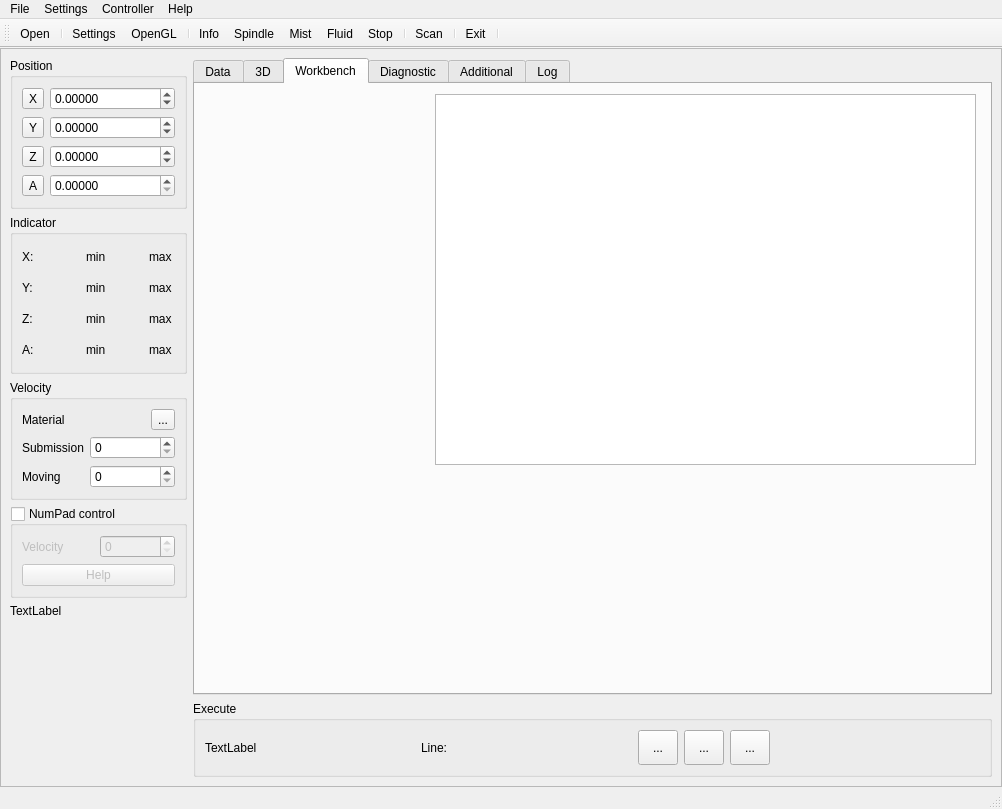
Before: the Qt Designer form sources/forms/MainWindow.ui in eduard-x/cnc-qt, drawn with Qt 5.
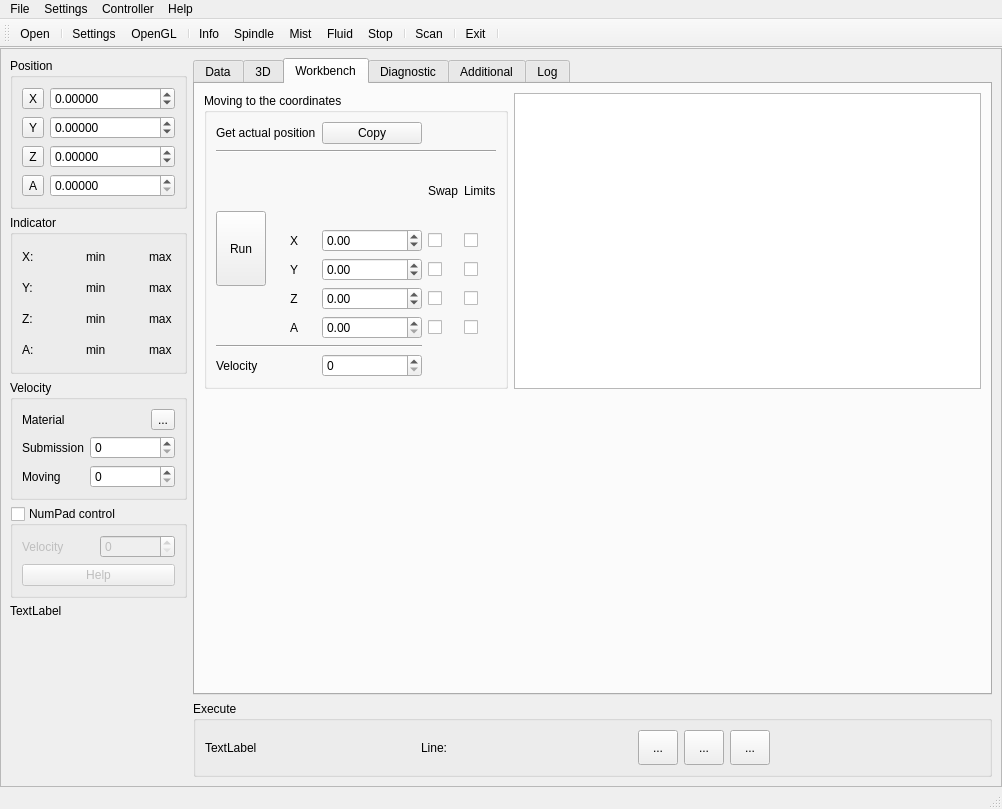
After: the same form once the commit is applied. The open tabs and pages were chosen to show the change. Icons and pictures are not drawn.

Diff of the .ui file:
```diff
--- a/sources/forms/MainWindow.ui
+++ b/sources/forms/MainWindow.ui
@@ -893,16 +893,336 @@
             <attribute name="title">
              <string>Workbench</string>
             </attribute>
-            <widget class="QGraphicsView" name="graphicsView">
-             <property name="geometry">
-              <rect>
-               <x>240</x>
-               <y>10</y>
-               <width>541</width>
-               <height>371</height>
-              </rect>
-             </property>
-            </widget>
+            <layout class="QGridLayout" name="gridLayout_17">
+             <item row="0" column="1">
+              <widget class="QGraphicsView" name="graphicsView"/>
+             </item>
+             <item row="0" column="0">
+              <widget class="QGroupBox" name="groupBoxMoving">
+               <property name="sizePolicy">
+                <sizepolicy hsizetype="Minimum" vsizetype="MinimumExpanding">
+                 <horstretch>0</horstretch>
+                 <verstretch>0</verstretch>
+                </sizepolicy>
+               </property>
+               <property name="title">
+                <string>Moving to the coordinates</string>
+               </property>
+               <layout class="QGridLayout" name="gridLayout_8">
+                <item row="3" column="1">
+                 <widget class="QLabel" name="label_26">
+                  <property name="text">
+                   <string>X</string>
+                  </property>
+                  <property name="alignment">
+                   <set>Qt::AlignCenter</set>
+                  </property>
+                 </widget>
+                </item>
+                <item row="3" column="2">
+                 <widget class="QDoubleSpinBox" name="doubleSpinMoveX">
+                  <property name="minimumSize">
+                   <size>
+                    <width>100</width>
+                    <height>0</height>
+                   </size>
+                  </property>
+                  <property name="maximumSize">
+                   <size>
+                    <width>100</width>
+                    <height>16777215</height>
+                   </size>
+                  </property>
+                  <property name="minimum">
+                   <double>-999.990000000000009</double>
+                  </property>
+                  <property name="maximum">
+                   <double>999.990000000000009</double>
+                  </property>
+                 </widget>
+                </item>
+                <item row="4" column="1">
+                 <widget class="QLabel" name="label_25">
+                  <property name="text">
+                   <string>Y</string>
+                  </property>
+                  <property name="alignment">
+                   <set>Qt::AlignCenter</set>
+                  </property>
+                 </widget>
+                </item>
+                <item row="4" column="2">
+                 <widget class="QDoubleSpinBox" name="doubleSpinMoveY">
+                  <property name="minimumSize">
+                   <size>
+                    <width>100</width>
+                    <height>0</height>
+                   </size>
+                  </property>
+                  <property name="maximumSize">
+                   <size>
+                    <width>100</width>
+                    <height>16777215</height>
+                   </size>
+                  </property>
+                  <property name="minimum">
+                   <double>-999.990000000000009</double>
+                  </property>
+                  <property name="maximum">
+                   <double>999.990000000000009</double>
+                  </property>
+                 </widget>
+                </item>
+                <item row="5" column="1">
+                 <widget class="QLabel" name="label_27">
+                  <property name="text">
+                   <string>Z</string>
+                  </property>
+                  <property name="alignment">
+                   <set>Qt::AlignCenter</set>
+                  </property>
+                 </widget>
+                </item>
+                <item row="5" column="2">
+                 <widget class="QDoubleSpinBox" name="doubleSpinMoveZ">
+                  <property name="minimumSize">
+                   <size>
+                    <width>100</width>
+                    <height>0</height>
+                   </size>
+                  </property>
+                  <property name="maximumSize">
+                   <size>
+                    <width>100</width>
+                    <height>16777215</height>
+                   </size>
+                  </property>
+                  <property name="minimum">
+                   <double>-999.990000000000009</double>
+                  </property>
+                  <property name="maximum">
+                   <double>999.990000000000009</double>
+                  </property>
+                 </widget>
+                </item>
+                <item row="7" column="0" colspan="3">
+                 <widget class="Line" name="line_4">
+                  <property name="orientation">
+                   <enum>Qt::Horizontal</enum>
+                  </property>
+                 </widget>
+                </item>
+                <item row="8" column="0">
+                 <widget class="QLabel" name="labelVelo">
+                  <property name="text">
+                   <string>Velocity</string>
+                  </property>
+                 </widget>
+                </item>
+                <item row="8" column="2">
+                 <widget class="QSpinBox" name="spinMoveVelo">
+                  <property name="minimumSize">
+                   <size>
+                    <width>75</width>
+                    <height>0</height>
+                   </size>
+                  </property>
+                  <property name="maximumSize">
+                   <size>
+                    <width>100</width>
+                    <height>16777215</height>
+                   </size>
+                  </property>
+                 </widget>
+                </item>
+                <item row="0" column="0" colspan="2">
+                 <widget class="QLabel" name="label_2">
+                  <property name="text">
+                   <string>Get actual position</string>
+                  </property>
+                 </widget>
+                </item>
+                <item row="0" column="2">
+                 <widget class="QPushButton" name="pushCopyPos">
+                  <property name="minimumSize">
+                   <size>
+                    <width>100</width>
+                    <height>0</height>
+                   </size>
+                  </property>
+                  <property name="text">
+                   <string>Copy</string>
+                  </property>
+                 </widget>
+                </item>
+                <item row="2" column="3">
+                 <widget class="QLabel" name="label_10">
+                  <property name="text">
+                   <string>Swap</string>
+                  </property>
+                 </widget>
+                </item>
+                <item row="6" column="1">
+                 <widget class="QLabel" name="label_9">
+                  <property name="text">
+                   <string>A</string>
+                  </property>
+                  <property name="alignment">
+                   <set>Qt::AlignCenter</set>
+                  </property>
+                 </widget>
+                </item>
+                <item row="6" column="2">
+                 <widget class="QDoubleSpinBox" name="doubleSpinMoveA"/>
+                </item>
+                <item row="3" column="3">
+                 <widget class="QCheckBox" name="checkBoxSwapX">
+                  <property name="maximumSize">
+                   <size>
+                    <width>50</width>
+                    <height>16777215</height>
+                   </size>
+                  </property>
+                  <property name="text">
+                   <string/>
+                  </property>
+                 </widget>
+                </item>
+                <item row="2" column="4">
+                 <widget class="QLabel" name="label_11">
+                  <property name="text">
+                   <string>Limits</string>
+                  </property>
+                 </widget>
+                </item>
+                <item row="1" column="0" colspan="5">
+                 <widget class="Line" name="line_7">
+                  <property name="orientation">
+                   <enum>Qt::Horizontal</enum>
+                  </property>
+                 </widget>
+                </item>
+                <item row="3" column="4">
+                 <widget class="QCheckBox" name="checkBoxLimitsX">
+                  <property name="maximumSize">
+                   <size>
+                    <width>50</width>
+                    <height>16777215</height>
+                   </size>
+                  </property>
+                  <property name="text">
+                   <string/>
+                  </property>
+                 </widget>
+                </item>
+                <item row="4" column="3">
+                 <widget class="QCheckBox" name="checkBoxSwapY">
+                  <property name="maximumSize">
+                   <size>
+                    <width>50</width>
+                    <height>16777215</height>
+                   </size>
+                  </property>
+                  <property name="text">
+                   <string/>
+                  </property>
+                 </widget>
+                </item>
+                <item row="4" column="4">
+                 <widget class="QCheckBox" name="checkBoxLimitsY">
+                  <property name="maximumSize">
+                   <size>
+                    <width>50</width>
+                    <height>16777215</height>
+                   </size>
+                  </property>
+                  <property name="text">
+                   <string/>
+                  </property>
+                 </widget>
+                </item>
+                <item row="5" column="3">
+                 <widget class="QCheckBox" name="checkBoxSwapZ">
+                  <property name="maximumSize">
+                   <size>
+                    <width>50</width>
+                    <height>16777215</height>
+                   </size>
+                  </property>
+                  <property name="text">
+                   <string/>
+                  </property>
+                 </widget>
+                </item>
+                <item row="5" column="4">
+                 <widget class="QCheckBox" name="checkBoxLimitsZ">
+                  <property name="maximumSize">
+                   <size>
+                    <width>50</width>
+                    <height>16777215</height>
+                   </size>
+                  </property>
+                  <property name="text">
+                   <string/>
+                  </property>
+                 </widget>
+                </item>
+                <item row="6" column="3">
+                 <widget class="QCheckBox" name="checkBoxSwapA">
+                  <property name="maximumSize">
+                   <size>
+                    <width>50</width>
+                    <height>16777215</height>
+                   </size>
+                  </property>
+                  <property name="text">
+                   <string/>
+                  </property>
+                 </widget>
+                </item>
+                <item row="6" column="4">
+                 <widget class="QCheckBox" name="checkBoxLimitsA">
+                  <property name="maximumSize">
+                   <size>
+                    <width>50</width>
+                    <height>16777215</height>
+                   </size>
+                  </property>
+                  <property name="text">
+                   <string/>
+                  </property>
+                 </widget>
+                </item>
+                <item row="2" column="0" rowspan="5">
+                 <widget class="QToolButton" name="toolRunMoving">
+                  <property name="minimumSize">
+                   <size>
+                    <width>50</width>
+                    <height>75</height>
+                   </size>
+                  </property>
+                  <property name="text">
+                   <string>Run</string>
+                  </property>
+                 </widget>
+                </item>
+               </layout>
+              </widget>
+             </item>
+             <item row="1" column="0">
+              <spacer name="verticalSpacer_4">
+               <property name="orientation">
+                <enum>Qt::Vertical</enum>
+               </property>
+               <property name="sizeHint" stdset="0">
+                <size>
+                 <width>20</width>
+                 <height>40</height>
+                </size>
+               </property>
+              </spacer>
+             </item>
+            </layout>
            </widget>
            <widget class="QWidget" name="tab4">
             <attribute name="title">
@@ -1574,186 +1894,15 @@
                </layout>
               </widget>
              </item>
-             <item row="0" column="2" rowspan="2">
-              <widget class="QGroupBox" name="groupBoxMoving">
-               <property name="sizePolicy">
-                <sizepolicy hsizetype="MinimumExpanding" vsizetype="MinimumExpanding">
-                 <horstretch>0</horstretch>
-                 <verstretch>0</verstretch>
-                </sizepolicy>
+             <item row="5" column="0" colspan="3">
+              <spacer name="verticalSpacer_2">
+               <property name="orientation">
+                <enum>Qt::Vertical</enum>
                </property>
                <property name="title">
                 <string>Moving to the coordinates</string>
                </property>
-               <layout class="QGridLayout" name="gridLayout_8">
-                <item row="2" column="0" rowspan="3">
-                 <widget class="QToolButton" name="toolRunMoving">
-                  <property name="minimumSize">
-                   <size>
-                    <width>50</width>
-                    <height>75</height>
-                   </size>
-                  </property>
-                  <property name="text">
-                   <string>Run</string>
-                  </property>
-                 </widget>
-                </item>
-                <item row="2" column="1">
-                 <widget class="QLabel" name="label_26">
-                  <property name="text">
-                   <string>X</string>
-                  </property>
-                  <property name="alignment">
-                   <set>Qt::AlignCenter</set>
-                  </property>
-                 </widget>
-                </item>
-                <item row="2" column="2">
-                 <widget class="QDoubleSpinBox" name="doubleSpinMoveX">
-                  <property name="minimumSize">
-                   <size>
-                    <width>100</width>
-                    <height>0</height>
-                   </size>
-                  </property>
-                  <property name="maximumSize">
-                   <size>
-                    <width>100</width>
-                    <height>16777215</height>
-                   </size>
-                  </property>
-                  <property name="minimum">
-                   <double>-999.990000000000009</double>
-                  </property>
-                  <property name="maximum">
-                   <double>999.990000000000009</double>
-                  </property>
-                 </widget>
-                </item>
-                <item row="3" column="1">
-                 <widget class="QLabel" name="label_25">
-                  <property name="text">
-                   <string>Y</string>
-                  </property>
-                  <property name="alignment">
-                   <set>Qt::AlignCenter</set>
-                  </property>
-                 </widget>
-                </item>
-                <item row="3" column="2">
-                 <widget class="QDoubleSpinBox" name="doubleSpinMoveY">
-                  <property name="minimumSize">
-                   <size>
-                    <width>100</width>
-                    <height>0</height>
-                   </size>
-                  </property>
-                  <property name="maximumSize">
-                   <size>
-                    <width>100</width>
-                    <height>16777215</height>
-                   </size>
-                  </property>
-                  <property name="minimum">
-                   <double>-999.990000000000009</double>
-                  </property>
-                  <property name="maximum">
-                   <double>999.990000000000009</double>
-                  </property>
-                 </widget>
-                </item>
-                <item row="4" column="1">
-                 <widget class="QLabel" name="label_27">
-                  <property name="text">
-                   <string>Z</string>
-                  </property>
-                  <property name="alignment">
-                   <set>Qt::AlignCenter</set>
-                  </property>
-                 </widget>
-                </item>
-                <item row="4" column="2">
-                 <widget class="QDoubleSpinBox" name="doubleSpinMoveZ">
-                  <property name="minimumSize">
-                   <size>
-                    <width>100</width>
-                    <height>0</height>
-                   </size>
-                  </property>
-                  <property name="maximumSize">
-                   <size>
-                    <width>100</width>
-                    <height>16777215</height>
-                   </size>
-                  </property>
-                  <property name="minimum">
-                   <double>-999.990000000000009</double>
-                  </property>
-                  <property name="maximum">
-                   <double>999.990000000000009</double>
-                  </property>
-                 </widget>
-                </item>
-                <item row="6" column="0" colspan="3">
-                 <widget class="Line" name="line_4">
-                  <property name="orientation">
-                   <enum>Qt::Horizontal</enum>
-                  </property>
-                 </widget>
-                </item>
-                <item row="7" column="0">
-                 <widget class="QLabel" name="labelVelo">
-                  <property name="text">
-                   <string>Velocity</string>
-                  </property>
-                 </widget>
-                </item>
-                <item row="7" column="2">
-                 <widget class="QSpinBox" name="spinMoveVelo">
-                  <property name="minimumSize">
-                   <size>
-                    <width>75</width>
-                    <height>0</height>
-                   </size>
-                  </property>
-                  <property name="maximumSize">
-                   <size>
-                    <width>100</width>
-                    <height>16777215</height>
-                   </size>
-                  </property>
-                 </widget>
-                </item>
-                <item row="1" column="0" colspan="2">
-                 <widget class="QLabel" name="label_2">
-                  <property name="text">
-                   <string>Get actual position</string>
-                  </property>
-                 </widget>
-                </item>
-                <item row="1" column="2">
-                 <widget class="QPushButton" name="pushCopyPos">
-                  <property name="minimumSize">
-                   <size>
-                    <width>100</width>
-                    <height>0</height>
-                   </size>
-                  </property>
-                  <property name="text">
-                   <string>Copy</string>
-                  </property>
-                 </widget>
-                </item>
-                <item row="0" column="0" colspan="3">
-                 <widget class="QCheckBox" name="checkHWLimits">
-                  <property name="text">
-                   <string>Enable hardware limits</string>
-                  </property>
-                 </widget>
-                </item>
-               </layout>
-              </widget>
+              </spacer>
              </item>
              <item row="0" column="4">
               <spacer name="horizontalSpacer_3">
```
Left out of the diff: 26 changed lines with no effect on the pictures.
